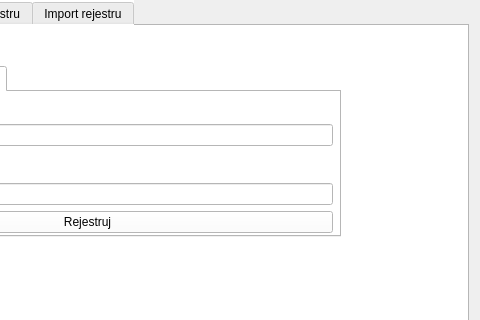
Before: the Qt Designer form mainwindow.ui in Wasgo097/System_programming_Project, drawn with Qt 5; both pictures show x 222 to 702 and y 0 to 320 of the 702 by 453 pixel window.
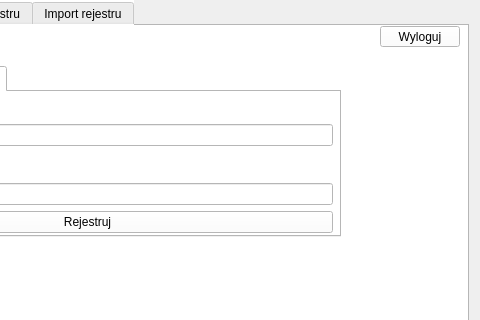
After: the same form once the commit is applied.

The edit to the form file:
```diff
--- a/mainwindow.ui
+++ b/mainwindow.ui
@@ -166,6 +166,19 @@
           </widget>
          </widget>
         </widget>
+        <widget class="QPushButton" name="Log_out">
+         <property name="geometry">
+          <rect>
+           <x>600</x>
+           <y>0</y>
+           <width>80</width>
+           <height>21</height>
+          </rect>
+         </property>
+         <property name="text">
+          <string>Wyloguj</string>
+         </property>
+        </widget>
        </widget>
        <widget class="QWidget" name="tab_2">
         <property name="cursor">
```
